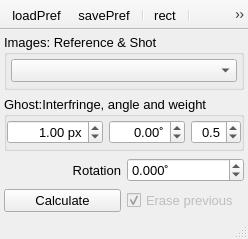
Old version of the form UIs/nGhost.ui in the repository NeutrinoToolkit/Neutrino.
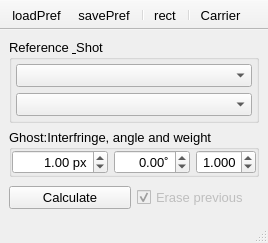
New version of the form. Icons and pictures are not drawn.

Patch:
```diff
--- a/UIs/nGhost.ui
+++ b/UIs/nGhost.ui
@@ -6,8 +6,8 @@
    <rect>
     <x>0</x>
     <y>0</y>
-    <width>247</width>
-    <height>239</height>
+    <width>268</width>
+    <height>243</height>
    </rect>
   </property>
   <property name="font">
@@ -28,10 +28,45 @@
    <bool>true</bool>
   </property>
   <widget class="QWidget" name="centralwidget">
-   <layout class="QGridLayout" name="gridLayout_7">
-    <property name="margin">
-     <number>4</number>
-    </property>
+   <layout class="QGridLayout" name="gridLayout">
+    <item row="0" column="0">
+     <widget class="QGroupBox" name="groupBox_14">
+      <property name="title">
+       <string>Reference &amp; Shot</string>
+      </property>
+      <layout class="QGridLayout" name="gridLayout_5">
+       <property name="leftMargin">
+        <number>4</number>
+       </property>
+       <property name="topMargin">
+        <number>4</number>
+       </property>
+       <property name="rightMargin">
+        <number>4</number>
+       </property>
+       <property name="bottomMargin">
+        <number>4</number>
+       </property>
+       <item row="1" column="0">
+        <widget class="QComboBox" name="shot">
+         <property name="toolTip">
+          <string>Shot</string>
+         </property>
+         <property name="neutrinoImage" stdset="0">
+          <bool>true</bool>
+         </property>
+        </widget>
+       </item>
+       <item row="0" column="0">
+        <widget class="QComboBox" name="ref">
+         <property name="neutrinoImage" stdset="0">
+          <bool>true</bool>
+         </property>
+        </widget>
+       </item>
+      </layout>
+     </widget>
+    </item>
     <item row="1" column="0">
      <widget class="QGroupBox" name="carrierBox">
       <property name="title">
@@ -41,34 +76,15 @@
        <property name="margin">
         <number>0</number>
        </property>
-       <item row="0" column="2">
-        <widget class="QDoubleSpinBox" name="weightCarrier">
-         <property name="toolTip">
-          <string>Frequency weight (&lt;0 for lower freq; &gt;0 for higher freq)</string>
-         </property>
-         <property name="alignment">
-          <set>Qt::AlignRight|Qt::AlignTrailing|Qt::AlignVCenter</set>
-         </property>
-         <property name="decimals">
-          <number>1</number>
-         </property>
-         <property name="minimum">
-          <double>-9.900000000000000</double>
-         </property>
-         <property name="maximum">
-          <double>9.900000000000000</double>
-         </property>
-         <property name="singleStep">
-          <double>0.100000000000000</double>
-         </property>
-         <property name="value">
-          <double>0.500000000000000</double>
-         </property>
-         <property name="neutrinoSave" stdset="0">
-          <bool>true</bool>
-         </property>
-        </widget>
-       </item>
+       <property name="topMargin">
+        <number>0</number>
+       </property>
+       <property name="rightMargin">
+        <number>0</number>
+       </property>
+       <property name="bottomMargin">
+        <number>0</number>
+       </property>
        <item row="0" column="1">
         <widget class="QDoubleSpinBox" name="angleCarrier">
          <property name="alignment">
@@ -122,24 +138,30 @@
          </property>
         </widget>
        </item>
-      </layout>
-     </widget>
-    </item>
-    <item row="0" column="0">
-     <widget class="QGroupBox" name="groupBox_14">
-      <property name="title">
-       <string>Images: Reference &amp;&amp; Shot</string>
-      </property>
-      <layout class="QGridLayout" name="gridLayout_5">
-       <property name="margin">
-        <number>4</number>
-       </property>
-       <item row="1" column="0">
-        <widget class="QComboBox" name="shot">
+       <item row="0" column="2">
+        <widget class="QDoubleSpinBox" name="weightCarrier">
          <property name="toolTip">
           <string>Shot</string>
          </property>
-         <property name="neutrinoImage" stdset="0">
+         <property name="alignment">
+          <set>Qt::AlignRight|Qt::AlignTrailing|Qt::AlignVCenter</set>
+         </property>
+         <property name="decimals">
+          <number>3</number>
+         </property>
+         <property name="minimum">
+          <double>0.000000000000000</double>
+         </property>
+         <property name="maximum">
+          <double>9.900000000000000</double>
+         </property>
+         <property name="singleStep">
+          <double>0.010000000000000</double>
+         </property>
+         <property name="value">
+          <double>1.000000000000000</double>
+         </property>
+         <property name="neutrinoSave" stdset="0">
           <bool>true</bool>
          </property>
         </widget>
@@ -147,29 +169,31 @@
       </layout>
      </widget>
     </item>
-    <item row="4" column="0">
+    <item row="2" column="0">
      <widget class="QWidget" name="widget_3" native="true">
       <layout class="QGridLayout" name="gridLayout_2">
        <property name="margin">
         <number>0</number>
        </property>
-       <item row="3" column="0">
-        <widget class="QPushButton" name="doGhost">
-         <property name="font">
-          <font>
-           <pointsize>10</pointsize>
-          </font>
-         </property>
-         <property name="text">
-          <string>Calculate</string>
-         </property>
-        </widget>
-       </item>
-       <item row="3" column="1">
+       <property name="topMargin">
+        <number>0</number>
+       </property>
+       <property name="rightMargin">
+        <number>0</number>
+       </property>
+       <property name="bottomMargin">
+        <number>0</number>
+       </property>
+       <item row="2" column="1">
         <widget class="QCheckBox" name="erasePrevious">
          <property name="enabled">
           <bool>false</bool>
          </property>
+         <property name="font">
+          <font>
+           <pointsize>10</pointsize>
+          </font>
+         </property>
          <property name="text">
           <string>Erase previous</string>
          </property>
@@ -181,37 +205,15 @@
          </property>
         </widget>
        </item>
-       <item row="2" column="1">
-        <widget class="QDoubleSpinBox" name="rotation">
-         <property name="suffix">
-          <string>˚</string>
-         </property>
-         <property name="decimals">
-          <number>3</number>
-         </property>
-         <property name="minimum">
-          <double>-360.000000000000000</double>
-         </property>
-         <property name="maximum">
-          <double>360.000000000000000</double>
-         </property>
-         <property name="neutrinoSave" stdset="0">
-          <bool>true</bool>
-         </property>
-        </widget>
-       </item>
        <item row="2" column="0">
-        <widget class="QLabel" name="label">
+        <widget class="QPushButton" name="doGhost">
          <property name="font">
           <font>
            <pointsize>10</pointsize>
           </font>
          </property>
          <property name="text">
-          <string>Rotation</string>
-         </property>
-         <property name="alignment">
-          <set>Qt::AlignRight|Qt::AlignTrailing|Qt::AlignVCenter</set>
+          <string>Calculate</string>
          </property>
         </widget>
        </item>
@@ -220,7 +222,13 @@
     </item>
    </layout>
   </widget>
-  <widget class="QStatusBar" name="statusbar"/>
+  <widget class="QStatusBar" name="statusbar">
+   <property name="font">
+    <font>
+     <pointsize>10</pointsize>
+    </font>
+   </property>
+  </widget>
   <widget class="QToolBar" name="toolBar">
    <property name="windowTitle">
     <string>toolBar</string>
```
Left out of the diff: 7 changed lines with no effect on the pictures.
